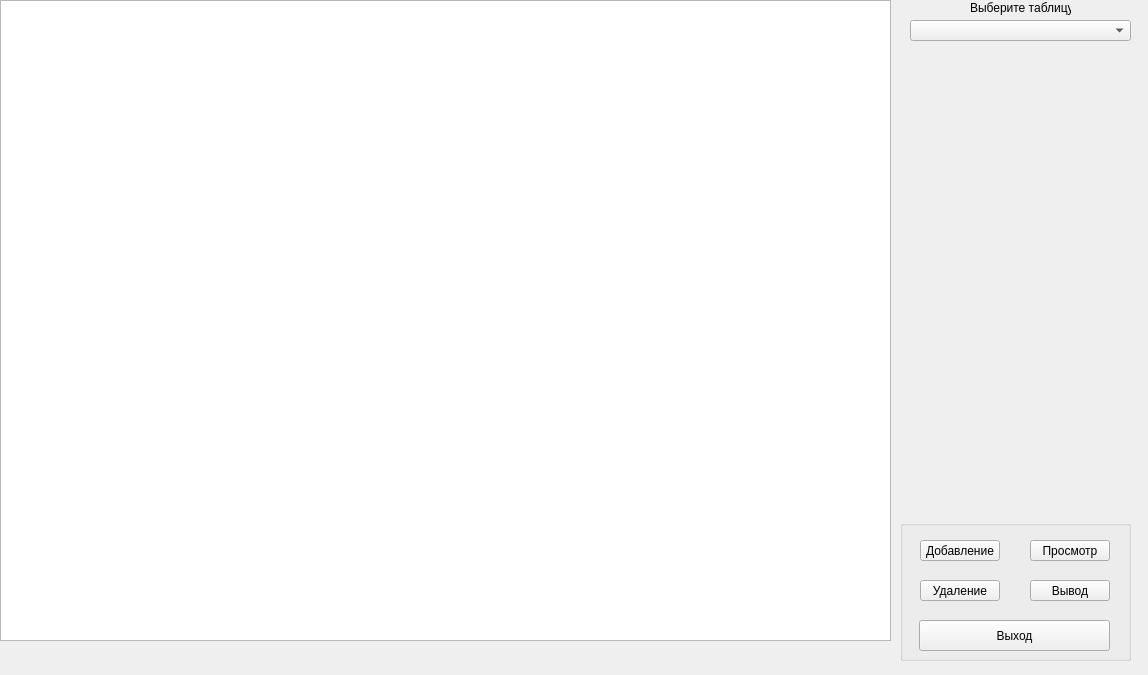
The window that tableviewerpage.ui (kr3st1k/prakticheskiy-cringe) describes before a commit, drawn with Qt 5.
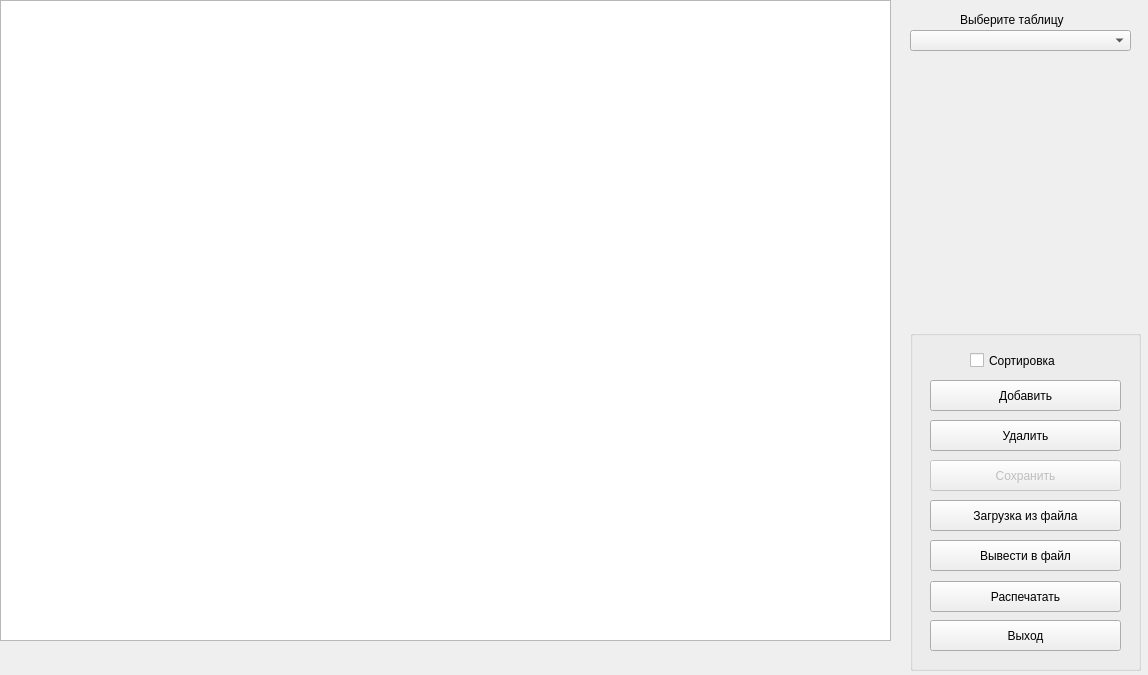
The same window after the commit.

Patch:
```diff
--- a/tableviewerpage.ui
+++ b/tableviewerpage.ui
@@ -17,7 +17,7 @@
    <property name="geometry">
     <rect>
      <x>910</x>
-     <y>20</y>
+     <y>30</y>
      <width>221</width>
      <height>21</height>
     </rect>
@@ -26,10 +26,10 @@
   <widget class="QGroupBox" name="groupBox">
    <property name="geometry">
     <rect>
-     <x>900</x>
-     <y>520</y>
+     <x>910</x>
+     <y>330</y>
      <width>231</width>
-     <height>141</height>
+     <height>341</height>
     </rect>
    </property>
    <property name="title">
@@ -39,59 +39,46 @@
     <property name="geometry">
      <rect>
       <x>20</x>
-      <y>20</y>
-      <width>80</width>
-      <height>21</height>
+      <y>50</y>
+      <width>191</width>
+      <height>31</height>
      </rect>
     </property>
     <property name="text">
-     <string>Добавление</string>
-    </property>
-   </widget>
-   <widget class="QPushButton" name="pushButton_2">
-    <property name="geometry">
-     <rect>
-      <x>130</x>
-      <y>20</y>
-      <width>80</width>
-      <height>21</height>
-     </rect>
-    </property>
-    <property name="text">
-     <string>Просмотр</string>
+     <string>Добавить</string>
     </property>
    </widget>
    <widget class="QPushButton" name="pushButton_3">
     <property name="geometry">
      <rect>
       <x>20</x>
-      <y>60</y>
-      <width>80</width>
-      <height>21</height>
+      <y>90</y>
+      <width>191</width>
+      <height>31</height>
      </rect>
     </property>
     <property name="text">
-     <string>Удаление</string>
+     <string>Удалить</string>
     </property>
    </widget>
    <widget class="QPushButton" name="pushButton_4">
     <property name="geometry">
      <rect>
-      <x>130</x>
-      <y>60</y>
-      <width>80</width>
-      <height>21</height>
+      <x>20</x>
+      <y>210</y>
+      <width>191</width>
+      <height>31</height>
      </rect>
     </property>
     <property name="text">
-     <string>Вывод</string>
+     <string>Вывести в файл</string>
     </property>
    </widget>
    <widget class="QPushButton" name="pushButton_5">
     <property name="geometry">
      <rect>
-      <x>19</x>
-      <y>100</y>
+      <x>20</x>
+      <y>290</y>
       <width>191</width>
       <height>31</height>
      </rect>
@@ -100,14 +87,72 @@
      <string>Выход</string>
     </property>
    </widget>
+   <widget class="QPushButton" name="pushButton_6">
+    <property name="geometry">
+     <rect>
+      <x>20</x>
+      <y>170</y>
+      <width>191</width>
+      <height>31</height>
+     </rect>
+    </property>
+    <property name="text">
+     <string>Загрузка из файла</string>
+    </property>
+   </widget>
+   <widget class="QCheckBox" name="checkBox">
+    <property name="geometry">
+     <rect>
+      <x>60</x>
+      <y>20</y>
+      <width>101</width>
+      <height>21</height>
+     </rect>
+    </property>
+    <property name="text">
+     <string>Сортировка</string>
+    </property>
+    <property name="tristate">
+     <bool>false</bool>
+    </property>
+   </widget>
+   <widget class="QPushButton" name="pushButton_7">
+    <property name="enabled">
+     <bool>false</bool>
+    </property>
+    <property name="geometry">
+     <rect>
+      <x>20</x>
+      <y>130</y>
+      <width>191</width>
+      <height>31</height>
+     </rect>
+    </property>
+    <property name="text">
+     <string>Сохранить</string>
+    </property>
+   </widget>
+   <widget class="QPushButton" name="pushButton_2">
+    <property name="geometry">
+     <rect>
+      <x>20</x>
+      <y>251</y>
+      <width>191</width>
+      <height>31</height>
+     </rect>
+    </property>
+    <property name="text">
+     <string>Распечатать</string>
+    </property>
+   </widget>
   </widget>
   <widget class="QLabel" name="label">
    <property name="geometry">
     <rect>
-     <x>970</x>
-     <y>0</y>
-     <width>101</width>
-     <height>16</height>
+     <x>960</x>
+     <y>10</y>
+     <width>131</width>
+     <height>20</height>
     </rect>
    </property>
    <property name="text">
```
